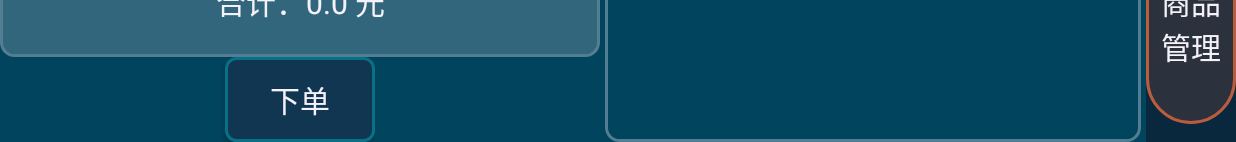
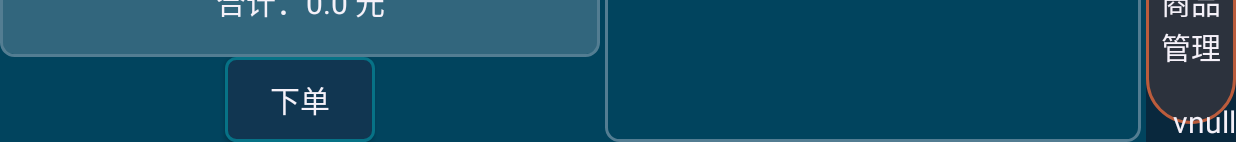
Before and after one commit to carabbit/AromaCafeCashier, an Android app: the screen it shows after launch (MainActivity), on a phone screen of 824 x 412 dp (held sideways). Shown: the part 476-618 px from the top of the screen. Run offline under Robolectric (Android 15) with nearby library versions, the phone set to English and light mode, and no system bars.

Commit message:
增加首页右下角显示当前版本号功能

```diff
--- a/app/build.gradle
+++ b/app/build.gradle
@@ -7,8 +7,6 @@ android {
         applicationId "bunny.project.aromacafecashier"
         minSdkVersion 22
         targetSdkVersion 25
-        versionCode 1
-        versionName "1.0"
         testInstrumentationRunner "android.support.test.runner.AndroidJUnitRunner"
     }
     buildTypes {
--- a/app/src/main/java/bunny/project/aromacafecashier/MainActivity.java
+++ b/app/src/main/java/bunny/project/aromacafecashier/MainActivity.java
@@ -3,12 +3,15 @@ package bunny.project.aromacafecashier;
 
 import android.app.Fragment;
 import android.app.FragmentTransaction;
+import android.content.pm.PackageInfo;
+import android.content.pm.PackageManager;
 import android.os.Bundle;
 import android.support.annotation.IdRes;
 import android.support.annotation.Nullable;
 import android.widget.FrameLayout;
 import android.widget.RadioButton;
 import android.widget.RadioGroup;
+import android.widget.TextView;
 
 import java.util.ArrayList;
 
@@ -49,6 +52,9 @@ public class MainActivity extends FullScreenActivity implements RadioGroup.OnChe
         mRbtnOrder = (RadioButton) findViewById(R.id.tab_order);
 
 //        mDialogContainer = (FrameLayout) findViewById(R.id.fragment_dialog_container);
+
+        TextView versionView = (TextView) findViewById(R.id.version);
+        versionView.setText(getVersion());
     }
 
     @Override
@@ -107,6 +113,18 @@ public class MainActivity extends FullScreenActivity implements RadioGroup.OnChe
         mTabGroup.setTag(bundle);
         MyLog.i("finishOrder", "orderId:" + orderId);
         mRbtnOrder.setChecked(true);
+    }
+
+    public String getVersion() {
+        try {
+            PackageManager manager = this.getPackageManager();
+            PackageInfo info = manager.getPackageInfo(this.getPackageName(), 0);
+            String version = "v" + info.versionName;
+            return version;
+        } catch (Exception e) {
+            e.printStackTrace();
+            return "";
+        }
     }
 
 //    private void show(String fragmentTag) {
--- a/app/src/main/res/layout/main.xml
+++ b/app/src/main/res/layout/main.xml
@@ -22,6 +22,10 @@
 
     </FrameLayout>
 
+    <RelativeLayout
+        android:layout_width="@dimen/main_tab_width"
+        android:layout_height="match_parent">
+
         <RadioGroup
             android:id="@+id/tabGroup"
             android:layout_width="wrap_content"
@@ -44,4 +48,12 @@
                 style="@style/MainTabStyle"
                 android:text="@string/tab_product_manager" />
         </RadioGroup>
+
+        <TextView
+            android:id="@+id/version"
+            android:layout_width="match_parent"
+            android:layout_height="wrap_content"
+            android:layout_alignParentBottom="true"
+            android:gravity="end" />
+    </RelativeLayout>
 </LinearLayout>
```
Lines whose indentation alone changed are shown as unchanged.
